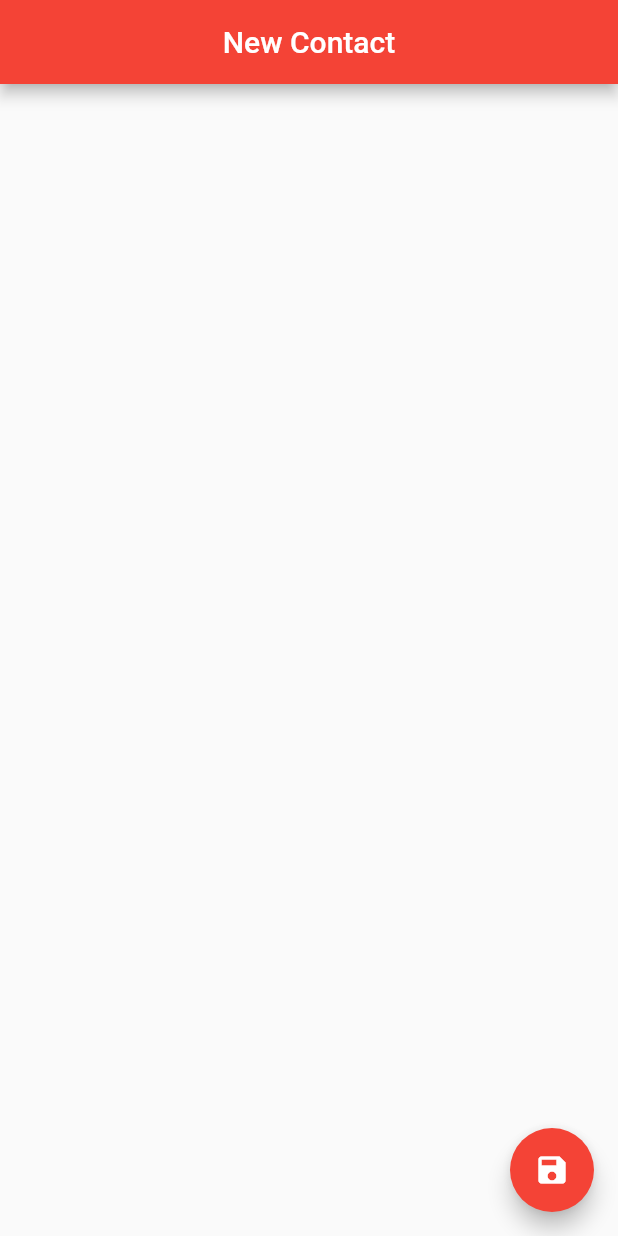
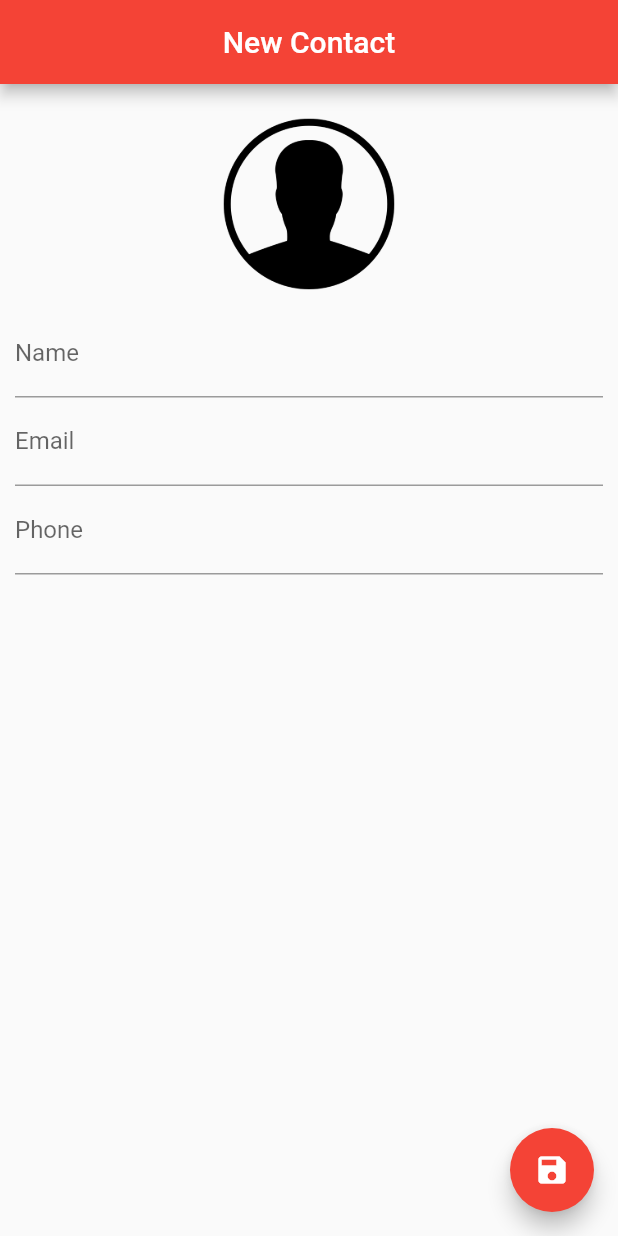
Before and after one commit to rubenandre/Curso-Flutter, a Flutter app: the screen it shows after launch, on a phone screen of 412 x 824 dp. Run offline on Flutter 3.47's test engine with Material 2 defaults, Android fonts, the phone set to English and light mode, and no system bars; our stand-ins replace sqflite; accounts and stored records are empty.

Commit message:
Finished Contact Page Layout

```diff
--- a/agenda_contactos/lib/ui/contact_page.dart
+++ b/agenda_contactos/lib/ui/contact_page.dart
@@ -1,3 +1,5 @@
+import 'dart:io';
+
 import 'package:agenda_contactos/model/Contact.dart';
 import 'package:flutter/material.dart';
 
@@ -13,6 +15,12 @@ class ContactPage extends StatefulWidget {
 
 class _ContactPageState extends State<ContactPage> {
 
+  final _nameController = TextEditingController();
+  final _emailController = TextEditingController();
+  final _phoneController = TextEditingController();
+
+  bool _userEdited = false;
+
   Contact _editedContact;
 
   @override
@@ -23,6 +31,10 @@ class _ContactPageState extends State<ContactPage> {
       _editedContact = Contact();
     } else {
       _editedContact = Contact.fromMap(widget.contact.toMap());
+
+      _nameController.text = _editedContact.name;
+      _emailController.text = _editedContact.email;
+      _phoneController.text = _editedContact.phone;
     }
   }
 
@@ -39,6 +51,55 @@ class _ContactPageState extends State<ContactPage> {
         child: Icon(Icons.save),
         backgroundColor: Colors.red,
       ),
+      body: SingleChildScrollView(
+        padding: EdgeInsets.all(10.0),
+        child: Column(
+          children: <Widget>[
+            GestureDetector (
+              child: Container (
+                width: 140.0,
+                height: 140.0,
+                decoration: BoxDecoration(
+                  shape: BoxShape.circle,
+                  image: DecorationImage(
+                        image: _editedContact.img != null
+                          ? FileImage(File(_editedContact.img))
+                          : AssetImage("images/person.png")
+                  ),
+                ),
+              ),
+            ),
+            TextField(
+              controller: _nameController,
+              decoration: InputDecoration(labelText: "Name"),
+              onChanged: (text) {
+                _userEdited = true;
+                setState(() {
+                  _editedContact.name = text.trim().isEmpty ? null : text;
+                });
+              },
+            ),
+            TextField(
+              controller: _emailController,
+              decoration: InputDecoration(labelText: "Email"),
+              onChanged: (text) {
+                _userEdited = true;
+                _editedContact.email = text;
+              },
+              keyboardType: TextInputType.emailAddress,
+            ),
+            TextField(
+              controller: _phoneController,
+              decoration: InputDecoration(labelText: "Phone"),
+              onChanged: (text) {
+                _userEdited = true;
+                _editedContact.phone = text;
+              },
+              keyboardType: TextInputType.phone,
+            ),
+          ],
+        ),
+      ),
     );
   }
 }
```
